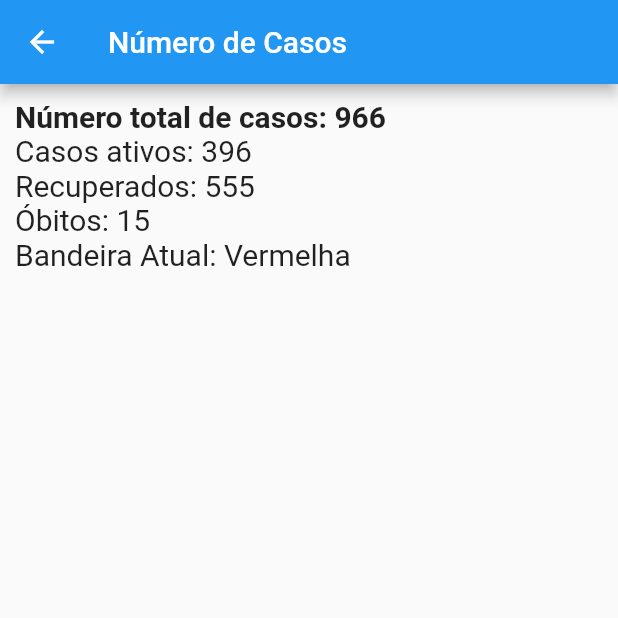
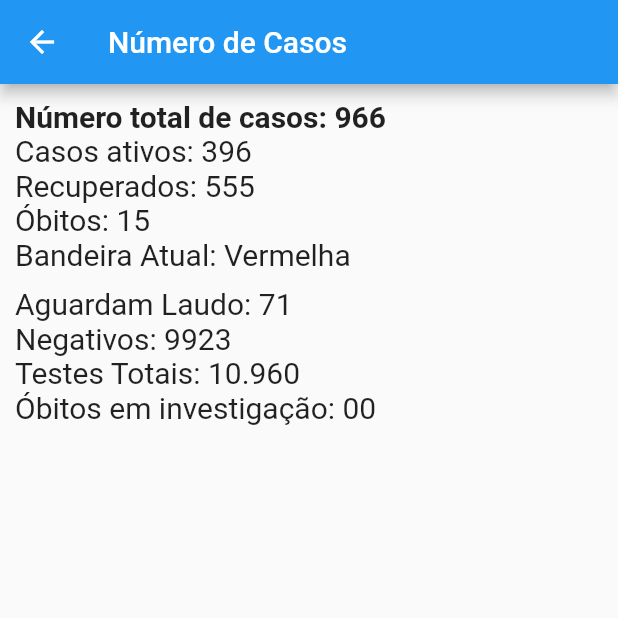
Before and after one commit to Adrieldf/CovidInfoHelper, a Flutter app: the ConsultData screen opened directly, on a phone screen of 412 x 824 dp, the top half of it. Run offline on Flutter 3.47's test engine with Material 2 defaults, Android fonts, the phone set to English and light mode, and no system bars.

Commit message:
more info

```diff
--- a/lib/consultData.dart
+++ b/lib/consultData.dart
@@ -63,6 +63,39 @@ class _ConsultDataState extends State<ConsultData> {
               ),
             ],
           ),
+          SizedBox(height: 10),
+          Row(
+            children: [
+              Text(
+                "Aguardam Laudo: 71",
+                style: textStyle,
+              ),
+            ],
+          ),
+          Row(
+            children: [
+              Text(
+                "Negativos: 9923",
+                style: textStyle,
+              ),
+            ],
+          ),
+          Row(
+            children: [
+              Text(
+                "Testes Totais: 10.960",
+                style: textStyle,
+              ),
+            ],
+          ),
+          Row(
+            children: [
+              Text(
+                "Óbitos em investigação: 00",
+                style: textStyle,
+              ),
+            ],
+          ),
         ],
       )),
     );
```
